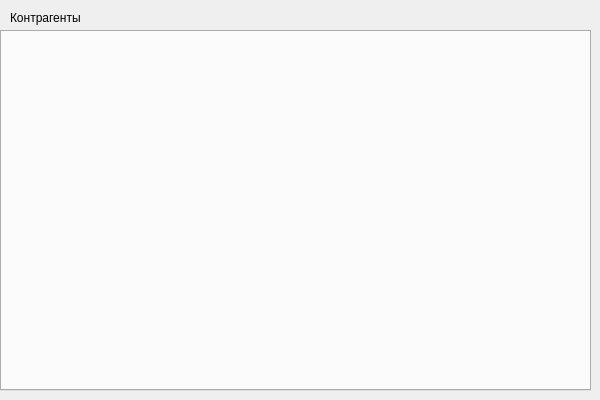
Old version of the form ClientsWindow.ui in the repository Barnaga/TerraCRM.
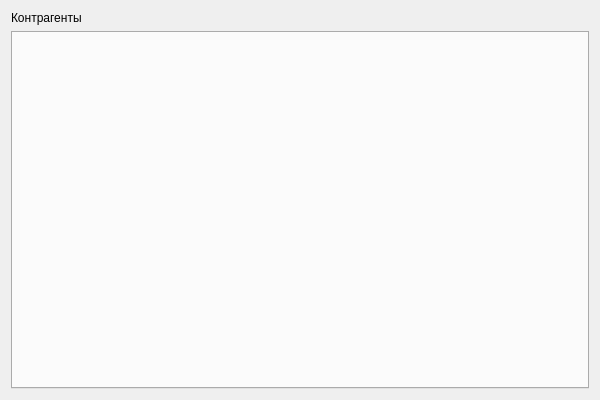
New version of the form.

Patch:
```diff
--- a/ClientsWindow.ui
+++ b/ClientsWindow.ui
@@ -34,28 +34,16 @@
   <property name="styleSheet">
    <string notr="true"/>
   </property>
+  <layout class="QGridLayout" name="gridLayout">
+   <item row="0" column="0">
   <widget class="QLabel" name="name">
-   <property name="geometry">
-    <rect>
-     <x>10</x>
-     <y>10</y>
-     <width>91</width>
-     <height>16</height>
-    </rect>
-   </property>
    <property name="text">
     <string>Контрагенты</string>
    </property>
   </widget>
+   </item>
+   <item row="1" column="0">
   <widget class="QTabWidget" name="tabWidget">
-   <property name="geometry">
-    <rect>
-     <x>0</x>
-     <y>30</y>
-     <width>591</width>
-     <height>361</height>
-    </rect>
-   </property>
    <property name="maximumSize">
     <size>
      <width>600</width>
@@ -94,6 +82,8 @@
     <number>-1</number>
    </property>
   </widget>
+   </item>
+  </layout>
  </widget>
  <layoutdefault spacing="6" margin="11"/>
  <resources/>
```
Lines whose indentation alone changed are shown as unchanged.
